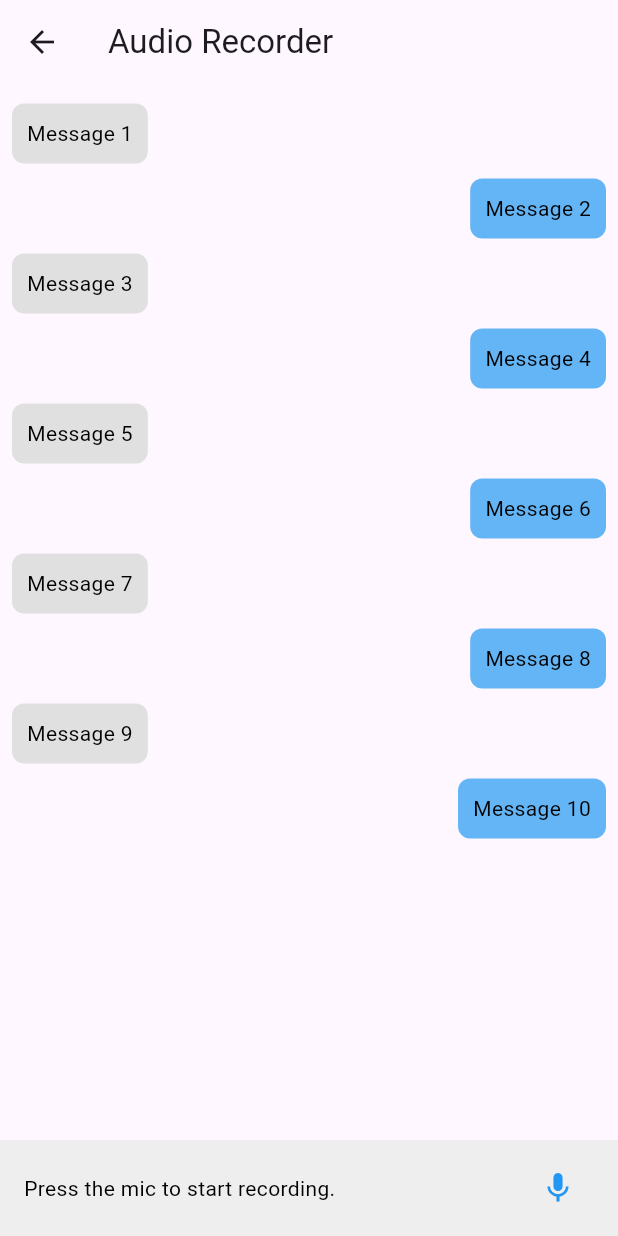
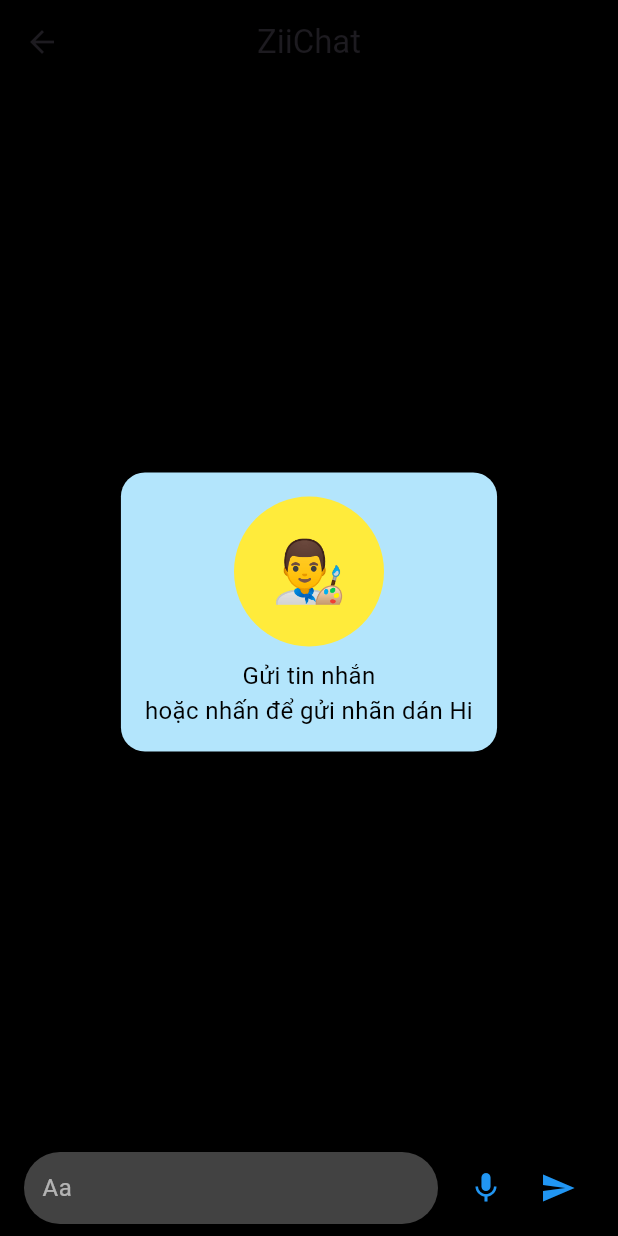
Before and after one commit to thanthan2001/audio_waveforms, a Flutter app: the screen it shows after launch, after a tap on "Go to Audio Page", on a phone screen of 412 x 824 dp. Run offline on Flutter 3.47's test engine with Material 3 defaults, Android fonts, the phone set to English and light mode, and no system bars; our stand-ins replace bloc, flutter_bloc; missing offline and left inert: audio_waveforms.

Commit message:
thay doi giao dien record

```diff
--- /dev/null
+++ b/devtools_options.yaml
@@ -0,0 +1,3 @@
+description: This file stores settings for Dart & Flutter DevTools.
+documentation: https://docs.flutter.dev/tools/devtools/extensions#configure-extension-enablement-states
+extensions:
--- a/lib/features/recording/presentation/bloc/audio_bloc.dart
+++ b/lib/features/recording/presentation/bloc/audio_bloc.dart
@@ -7,12 +7,22 @@ class AudioBloc extends Bloc<AudioEvent, AudioState> {
   final RecorderController recorderController = RecorderController();
 
   AudioBloc() : super(AudioInitial()) {
+    on<ShowModalEvent>((event, emit) {
+      // Lần nhấn mic đầu tiên: Hiển thị modal, chưa ghi âm
+      emit(ShowModalState());
+    });
+
     on<StartRecordingEvent>((event, emit) async {
+      // Nhấn mic lần 2 (khi đang ở ShowModalState) để bắt đầu ghi âm
       await recorderController.checkPermission();
       if (recorderController.hasPermission) {
-        final dataRecord = recorderController.record();
+        await recorderController.record();
         emit(RecordingState(recorderController));
       }
+    });
+
+    on<ShowRecordPanelEvent>((event, emit) {
+      emit(PanelOpenedState());
     });
 
     on<StopRecordingEvent>((event, emit) async {
@@ -20,5 +30,10 @@ class AudioBloc extends Bloc<AudioEvent, AudioState> {
       recorderController.reset();
       emit(StoppedRecordingState(recordedFilePath));
     });
+
+    on<ResetEvent>((event, emit) {
+      recorderController.reset();
+      emit(AudioInitial());
+    });
   }
 }
--- a/lib/features/recording/presentation/bloc/audio_event.dart
+++ b/lib/features/recording/presentation/bloc/audio_event.dart
@@ -1,5 +1,11 @@
 abstract class AudioEvent {}
+
+class ShowModalEvent extends AudioEvent {} // Sự kiện cho lần nhấn đầu tiên
 
 class StartRecordingEvent extends AudioEvent {}
 
 class StopRecordingEvent extends AudioEvent {}
+
+class ResetEvent extends AudioEvent {}
+
+class ShowRecordPanelEvent extends AudioEvent {}
--- a/lib/features/recording/presentation/bloc/audio_state.dart
+++ b/lib/features/recording/presentation/bloc/audio_state.dart
@@ -3,6 +3,10 @@ import 'package:audio_waveforms/audio_waveforms.dart';
 abstract class AudioState {}
 
 class AudioInitial extends AudioState {}
+
+class ShowModalState extends AudioState {
+  // Trạng thái hiển thị modal nhưng chưa ghi âm
+}
 
 class RecordingState extends AudioState {
   final RecorderController recorderController;
@@ -13,3 +17,5 @@ class StoppedRecordingState extends AudioState {
   final String? recordedFilePath;
   StoppedRecordingState(this.recordedFilePath);
 }
+
+class PanelOpenedState extends AudioState {}
--- a/lib/features/recording/presentation/pages/recording_page.dart
+++ b/lib/features/recording/presentation/pages/recording_page.dart
@@ -7,120 +7,218 @@ import 'package:flutter_bloc/flutter_bloc.dart';
 
 class AudioPage extends StatelessWidget {
   const AudioPage({super.key});
+
+  String _formatDuration(int milliseconds) {
+    final seconds = (milliseconds ~/ 1000) % 60;
+    final minutes = (milliseconds ~/ 60000) % 60;
+    final minutesStr = minutes.toString().padLeft(2, '0');
+    final secondsStr = seconds.toString().padLeft(2, '0');
+    return "$minutesStr:$secondsStr";
+  }
+
   @override
   Widget build(BuildContext context) {
     return BlocProvider(
       create: (context) => AudioBloc(),
       child: Scaffold(
         appBar: AppBar(
-          title: const Text("Audio Recorder"),
+          title: const Text("ZiiChat"),
+          centerTitle: true,
+          backgroundColor: Colors.black,
         ),
+        backgroundColor: Colors.black,
         body: Column(
           children: [
-            // Giả lập danh sách tin nhắn
             Expanded(
-              child: ListView.builder(
-                padding: const EdgeInsets.all(8.0),
-                itemCount: 10, // Số lượng tin nhắn mẫu
-                itemBuilder: (context, index) {
-                  return Align(
-                    alignment: index.isEven
-                        ? Alignment.centerLeft
-                        : Alignment.centerRight,
+              child: Center(
                 child: Container(
-                      margin: const EdgeInsets.symmetric(vertical: 5.0),
-                      padding: const EdgeInsets.all(10.0),
+                  margin: const EdgeInsets.all(16.0),
+                  padding: const EdgeInsets.all(16.0),
                   decoration: BoxDecoration(
-                        color: index.isEven
-                            ? Colors.grey.shade300
-                            : Colors.blue.shade300,
-                        borderRadius: BorderRadius.circular(8.0),
+                    color: Colors.lightBlue.shade100,
+                    borderRadius: BorderRadius.circular(16.0),
                   ),
-                      child: Text(
-                        "Message ${index + 1}",
-                        style: const TextStyle(color: Colors.black),
+                  child: Column(
+                    mainAxisSize: MainAxisSize.min,
+                    children: [
+                      Container(
+                        width: 100,
+                        height: 100,
+                        decoration: const BoxDecoration(
+                          color: Colors.yellow,
+                          shape: BoxShape.circle,
+                        ),
+                        child: const Center(
+                          child: Text("👨‍🎨", style: TextStyle(fontSize: 40)),
                         ),
                       ),
-                  );
-                },
+                      const SizedBox(height: 8.0),
+                      const Text(
+                        "Gửi tin nhắn\nhoặc nhấn để gửi nhãn dán Hi",
+                        textAlign: TextAlign.center,
+                        style: TextStyle(color: Colors.black, fontSize: 16.0),
+                      )
+                    ],
                   ),
                 ),
-            // Ô ghi âm ở cuối màn hình
+              ),
+            ),
             BlocBuilder<AudioBloc, AudioState>(
               builder: (context, state) {
                 final bloc = BlocProvider.of<AudioBloc>(context);
-                if (state is RecordingState) {
-                  return Container(
-                    color: Colors.grey.shade200,
+
+                // Thanh nhập tin nhắn + icon micro (mặc định)
+                Widget bottomBar = Container(
+                  color: Colors.black,
                   padding: const EdgeInsets.symmetric(
-                      vertical: 8.0,
-                      horizontal: 16.0,
-                    ),
+                      horizontal: 16.0, vertical: 8.0),
                   child: Row(
                     children: [
                       Expanded(
-                          child: AudioWaveforms(
-                            enableGesture:
-                                true, // Enable/disable scrolling of the waveforms.
-                            waveStyle: const WaveStyle(
-                              extendWaveform: true, // Mở rộng sóng âm
-                              waveColor: Colors.blue, // Màu sóng âm
-                              showMiddleLine: false, // Ẩn đường line đỏ
+                        child: Container(
+                          padding: const EdgeInsets.symmetric(horizontal: 12.0),
+                          decoration: BoxDecoration(
+                            color: Colors.grey.shade800,
+                            borderRadius: BorderRadius.circular(24.0),
                           ),
-                            size: const Size(double.infinity, 50),
-                            recorderController: state.recorderController,
+                          child: const TextField(
+                            style: TextStyle(color: Colors.white),
+                            decoration: InputDecoration(
+                              border: InputBorder.none,
+                              hintText: "Aa",
+                              hintStyle: TextStyle(color: Colors.white60),
+                            ),
+                          ),
                         ),
                       ),
                       const SizedBox(width: 8.0),
                       IconButton(
-                          onPressed: () => bloc.add(StopRecordingEvent()),
-                          icon: const Icon(Icons.stop, color: Colors.blue),
+                        onPressed: () {
+                          // Nhấn icon micro để bắt đầu ghi
+                          bloc.add(StartRecordingEvent());
+                        },
+                        icon: const Icon(Icons.mic, color: Colors.blue),
+                      ),
+                      IconButton(
+                        onPressed: () {},
+                        icon: const Icon(Icons.send, color: Colors.blue),
                       ),
                     ],
                   ),
                 );
-                } else if (state is StoppedRecordingState) {
+
+                if (state is RecordingState) {
+                  final recorderController = state.recorderController;
+
                   return Container(
-                    color: Colors.grey.shade200,
-                    padding: const EdgeInsets.symmetric(
-                      vertical: 8.0,
-                      horizontal: 16.0,
+                    width: double.infinity,
+                    color: Colors.black,
+                    child: Column(
+                      mainAxisSize: MainAxisSize.min,
+                      children: [
+                        // Thanh nhỏ bên trên (gợi ý panel có thể trượt)
+                        Container(
+                          width: 40,
+                          height: 4,
+                          margin: const EdgeInsets.symmetric(vertical: 8.0),
+                          decoration: BoxDecoration(
+                            color: Colors.grey.shade600,
+                            borderRadius: BorderRadius.circular(2),
                           ),
-                    child: Row(
+                        ),
+                        const SizedBox(height: 8.0),
+                        const Text(
+                          "Đang ghi âm",
+                          style: TextStyle(color: Colors.white, fontSize: 16.0),
+                        ),
+                        // Hiển thị thời gian ghi âm
+                        StreamBuilder<Duration>(
+                          stream: recorderController.onCurrentDuration,
+                          builder: (context, snapshot) {
+                            final duration = snapshot.data?.inMilliseconds ?? 0;
+                            final timeString = _formatDuration(duration);
+                            return Text(
+                              timeString,
+                              style: const TextStyle(
+                                  color: Colors.white, fontSize: 16.0),
+                            );
+                          },
+                        ),
+                        const SizedBox(height: 16.0),
+                        // Sóng âm
+                        Padding(
+                          padding: const EdgeInsets.symmetric(horizontal: 16.0),
+                          child: AudioWaveforms(
+                            enableGesture: false,
+                            waveStyle: const WaveStyle(
+                              waveColor: Colors.blue,
+                              showMiddleLine: false,
+                              extendWaveform: true,
+                            ),
+                            size: const Size(double.infinity, 50),
+                            recorderController: recorderController,
+                          ),
+                        ),
+                        const SizedBox(height: 20.0),
+                        Row(
+                          mainAxisAlignment: MainAxisAlignment.spaceEvenly,
                           children: [
-                        const Text(
-                          "Recording stopped.",
-                          style: TextStyle(color: Colors.black),
+                            GestureDetector(
+                              onTap: () {
+                                bloc.add(ResetEvent());
+                              },
+                              child: Container(
+                                width: 50,
+                                height: 50,
+                                decoration: const BoxDecoration(
+                                  color: Colors.grey,
+                                  shape: BoxShape.circle,
                                 ),
-                        const Spacer(),
-                        IconButton(
-                          onPressed: () => bloc.add(StartRecordingEvent()),
-                          icon: const Icon(Icons.mic, color: Colors.blue),
+                                child: const Icon(Icons.close,
+                                    color: Colors.black),
+                              ),
+                            ),
+                            GestureDetector(
+                              onTap: () {
+                                bloc.add(StopRecordingEvent());
+                              },
+                              child: Container(
+                                width: 60,
+                                height: 60,
+                                decoration: const BoxDecoration(
+                                  color: Colors.blue,
+                                  shape: BoxShape.circle,
+                                ),
+                                child: const Icon(Icons.arrow_upward,
+                                    color: Colors.white, size: 30),
+                              ),
+                            ),
+                            // Nút Stop
+                            GestureDetector(
+                              onTap: () {
+                                bloc.add(StopRecordingEvent());
+                              },
+                              child: Container(
+                                width: 50,
+                                height: 50,
+                                decoration: const BoxDecoration(
+                                  color: Colors.grey,
+                                  shape: BoxShape.circle,
+                                ),
+                                child:
+                                    const Icon(Icons.stop, color: Colors.black),
+                              ),
                             ),
                           ],
                         ),
-                  );
-                } else {
-                  return Container(
-                    color: Colors.grey.shade200,
-                    padding: const EdgeInsets.symmetric(
-                      vertical: 8.0,
-                      horizontal: 16.0,
-                    ),
-                    child: Row(
-                      children: [
-                        const Text(
-                          "Press the mic to start recording.",
-                          style: TextStyle(color: Colors.black),
-                        ),
-                        const Spacer(),
-                        IconButton(
-                          onPressed: () => bloc.add(StartRecordingEvent()),
-                          icon: const Icon(Icons.mic, color: Colors.blue),
-                        ),
+                        const SizedBox(height: 16.0),
                       ],
                     ),
                   );
+                } else if (state is StoppedRecordingState) {
+                  return bottomBar;
+                } else {
+                  return bottomBar;
                 }
               },
             ),
--- a/lib/main.dart
+++ b/lib/main.dart
@@ -1,6 +1,5 @@
 import 'package:audio_example_appv2/features/recording/presentation/pages/recording_page.dart';
 import 'package:flutter/material.dart';
-import 'package:flutter_bloc/flutter_bloc.dart';
 
 void main() {
   runApp(const MyApp());
@@ -23,7 +22,7 @@ class MyApp extends StatelessWidget {
 }
 
 class MainPage extends StatelessWidget {
-  const MainPage({Key? key}) : super(key: key);
+  const MainPage({super.key});
 
   @override
   Widget build(BuildContext context) {
@@ -36,7 +35,7 @@ class MainPage extends StatelessWidget {
           onPressed: () {
             Navigator.push(
               context,
-              MaterialPageRoute(builder: (context) => AudioPage()),
+              MaterialPageRoute(builder: (context) => const AudioPage()),
             );
           },
           child: const Text('Go to Audio Page'),
```
Lines whose indentation alone changed are shown as unchanged.
